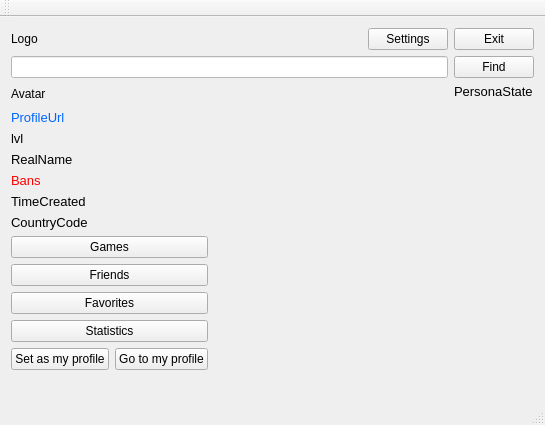
First picture: the form in AraSteamManager/mainwindow.ui, repository Arankir/AraSteamManager, before the edit.
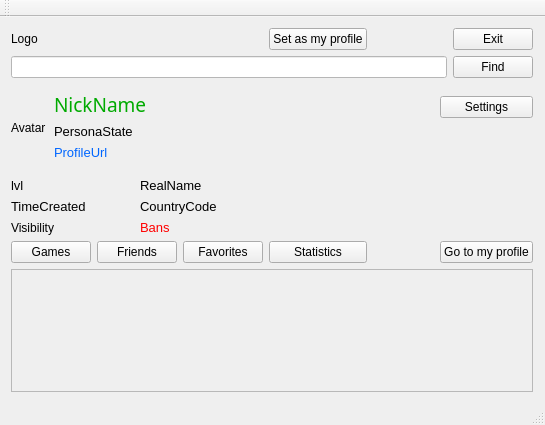
Second picture: the form after the edit.

```diff
--- a/AraSteamManager/mainwindow.ui
+++ b/AraSteamManager/mainwindow.ui
@@ -15,6 +15,141 @@
   </property>
   <widget class="QWidget" name="centralWidget">
    <layout class="QGridLayout" name="gridLayout">
+    <item row="9" column="0" colspan="3">
+     <widget class="QLabel" name="Labellvl">
+      <property name="font">
+       <font>
+        <pointsize>10</pointsize>
+       </font>
+      </property>
+      <property name="text">
+       <string>lvl</string>
+      </property>
+     </widget>
+    </item>
+    <item row="1" column="8">
+     <widget class="QPushButton" name="ButtonFindProfile">
+      <property name="enabled">
+       <bool>true</bool>
+      </property>
+      <property name="text">
+       <string>Find</string>
+      </property>
+     </widget>
+    </item>
+    <item row="11" column="0" colspan="3">
+     <widget class="QLabel" name="LabelProfileVisibility">
+      <property name="text">
+       <string>Visibility</string>
+      </property>
+     </widget>
+    </item>
+    <item row="5" column="1" colspan="8">
+     <widget class="QLabel" name="LabelPersonaState">
+      <property name="font">
+       <font>
+        <pointsize>10</pointsize>
+       </font>
+      </property>
+      <property name="text">
+       <string>PersonaState</string>
+      </property>
+      <property name="alignment">
+       <set>Qt::AlignLeading|Qt::AlignLeft|Qt::AlignTop</set>
+      </property>
+     </widget>
+    </item>
+    <item row="3" column="1" rowspan="2" colspan="5">
+     <widget class="QLabel" name="LabelNick">
+      <property name="font">
+       <font>
+        <family>Mongolian Baiti</family>
+        <pointsize>14</pointsize>
+       </font>
+      </property>
+      <property name="styleSheet">
+       <string notr="true">color:rgb(0, 170, 0)</string>
+      </property>
+      <property name="text">
+       <string>NickName</string>
+      </property>
+     </widget>
+    </item>
+    <item row="9" column="3" colspan="2">
+     <widget class="QLabel" name="LabelRealName">
+      <property name="font">
+       <font>
+        <pointsize>10</pointsize>
+       </font>
+      </property>
+      <property name="text">
+       <string>RealName</string>
+      </property>
+     </widget>
+    </item>
+    <item row="10" column="3" colspan="2">
+     <widget class="QLabel" name="LabelLocCountryCode">
+      <property name="font">
+       <font>
+        <pointsize>10</pointsize>
+       </font>
+      </property>
+      <property name="text">
+       <string>CountryCode</string>
+      </property>
+     </widget>
+    </item>
+    <item row="14" column="0" colspan="2">
+     <widget class="QPushButton" name="ButtonGames">
+      <property name="enabled">
+       <bool>true</bool>
+      </property>
+      <property name="text">
+       <string>Games</string>
+      </property>
+     </widget>
+    </item>
+    <item row="10" column="0" colspan="3">
+     <widget class="QLabel" name="LabelTimeCreated">
+      <property name="font">
+       <font>
+        <pointsize>10</pointsize>
+       </font>
+      </property>
+      <property name="text">
+       <string>TimeCreated</string>
+      </property>
+     </widget>
+    </item>
+    <item row="14" column="2" colspan="2">
+     <widget class="QPushButton" name="ButtonFriends">
+      <property name="text">
+       <string>Friends</string>
+      </property>
+     </widget>
+    </item>
+    <item row="11" column="3" colspan="6">
+     <widget class="QLabel" name="LabelBans">
+      <property name="font">
+       <font>
+        <pointsize>10</pointsize>
+       </font>
+      </property>
+      <property name="styleSheet">
+       <string notr="true">color: rgb(255, 0, 0);</string>
+      </property>
+      <property name="text">
+       <string>Bans</string>
+      </property>
+     </widget>
+    </item>
+    <item row="14" column="5">
+     <widget class="QPushButton" name="ButtonStatistics">
+      <property name="text">
+       <string>Statistics</string>
+      </property>
+     </widget>
+    </item>
     <item row="0" column="0">
      <widget class="QLabel" name="LabelLogo">
       <property name="text">
@@ -22,91 +157,80 @@
       </property>
      </widget>
     </item>
-    <item row="15" column="0">
+    <item row="25" column="9">
      <spacer name="verticalSpacer">
       <property name="orientation">
        <enum>Qt::Vertical</enum>
       </property>
       <property name="sizeHint" stdset="0">
        <size>
-        <width>20</width>
+        <width>1</width>
         <height>40</height>
        </size>
       </property>
      </spacer>
     </item>
-    <item row="11" column="0" colspan="2">
-     <widget class="QPushButton" name="ButtonFriends">
-      <property name="text">
-       <string>Friends</string>
-      </property>
-     </widget>
-    </item>
-    <item row="13" column="0" colspan="2">
-     <widget class="QPushButton" name="ButtonStatistics">
-      <property name="text">
-       <string>Statistics</string>
-      </property>
-     </widget>
-    </item>
-    <item row="0" column="5">
-     <widget class="QPushButton" name="ButtonExit">
-      <property name="text">
-       <string>Exit</string>
-      </property>
-     </widget>
-    </item>
-    <item row="5" column="0" colspan="4">
-     <widget class="QLabel" name="LabelRealName">
-      <property name="font">
-       <font>
-        <pointsize>10</pointsize>
-       </font>
-      </property>
-      <property name="text">
-       <string>RealName</string>
-      </property>
-     </widget>
-    </item>
-    <item row="1" column="5">
-     <widget class="QPushButton" name="ButtonFindProfile">
-      <property name="enabled">
-       <bool>true</bool>
-      </property>
-      <property name="text">
-       <string>Find</string>
-      </property>
-     </widget>
-    </item>
-    <item row="2" column="0" colspan="3">
+    <item row="2" column="0" rowspan="7">
      <widget class="QLabel" name="LabelAvatar">
       <property name="text">
        <string>Avatar</string>
       </property>
      </widget>
     </item>
-    <item row="14" column="0">
-     <widget class="QPushButton" name="ButtonSetProfile">
-      <property name="text">
-       <string>Set as my profile</string>
-      </property>
-     </widget>
-    </item>
-    <item row="12" column="0" colspan="2">
+    <item row="14" column="4">
      <widget class="QPushButton" name="ButtonFavorites">
       <property name="text">
        <string>Favorites</string>
       </property>
      </widget>
     </item>
-    <item row="0" column="4">
-     <widget class="QPushButton" name="ButtonSettings">
+    <item row="0" column="8">
+     <widget class="QPushButton" name="ButtonExit">
       <property name="text">
-       <string>Settings</string>
+       <string>Exit</string>
       </property>
      </widget>
     </item>
-    <item row="2" column="3" colspan="2">
+    <item row="6" column="1" colspan="8">
+     <widget class="QLabel" name="LabelProfileUrl">
+      <property name="font">
+       <font>
+        <pointsize>10</pointsize>
+       </font>
+      </property>
+      <property name="styleSheet">
+       <string notr="true">color: rgb(0, 102, 255);</string>
+      </property>
+      <property name="text">
+       <string>ProfileUrl</string>
+      </property>
+     </widget>
+    </item>
+    <item row="25" column="0" colspan="9">
+     <widget class="QScrollArea" name="ScrollAreaForm">
+      <property name="widgetResizable">
+       <bool>true</bool>
+      </property>
+      <widget class="QWidget" name="FormsWidget">
+       <property name="geometry">
+        <rect>
+         <x>0</x>
+         <y>0</y>
+         <width>518</width>
+         <height>115</height>
+        </rect>
+       </property>
+      </widget>
+     </widget>
+    </item>
+    <item row="0" column="5">
+     <widget class="QPushButton" name="ButtonSetProfile">
+      <property name="text">
+       <string>Set as my profile</string>
+      </property>
+     </widget>
+    </item>
+    <item row="4" column="6">
      <spacer name="horizontalSpacer">
       <property name="orientation">
        <enum>Qt::Horizontal</enum>
@@ -119,7 +243,21 @@
       </property>
      </spacer>
     </item>
-    <item row="1" column="0" colspan="5">
+    <item row="4" column="7" colspan="2">
+     <widget class="QPushButton" name="ButtonSettings">
+      <property name="text">
+       <string>Settings</string>
+      </property>
+     </widget>
+    </item>
+    <item row="14" column="7" colspan="2">
+     <widget class="QPushButton" name="ButtonGoToMyProfile">
+      <property name="text">
+       <string>Go to my profile</string>
+      </property>
+     </widget>
+    </item>
+    <item row="1" column="0" colspan="8">
      <widget class="QLineEdit" name="LineEditIdProfile">
       <property name="styleSheet">
        <string notr="true">background-color: rgb(255, 255, 255);
@@ -127,110 +265,6 @@
       </property>
      </widget>
     </item>
-    <item row="10" column="0" colspan="2">
-     <widget class="QPushButton" name="ButtonGames">
-      <property name="enabled">
-       <bool>true</bool>
-      </property>
-      <property name="text">
-       <string>Games</string>
-      </property>
-     </widget>
-    </item>
-    <item row="14" column="1">
-     <widget class="QPushButton" name="ButtonGoToMyProfile">
-      <property name="text">
-       <string>Go to my profile</string>
-      </property>
-     </widget>
-    </item>
-    <item row="6" column="0" colspan="3">
-     <widget class="QLabel" name="LabelBans">
-      <property name="font">
-       <font>
-        <pointsize>10</pointsize>
-       </font>
-      </property>
-      <property name="styleSheet">
-       <string notr="true">color: rgb(255, 0, 0);</string>
-      </property>
-      <property name="text">
-       <string>Bans</string>
-      </property>
-     </widget>
-    </item>
-    <item row="4" column="0" colspan="3">
-     <widget class="QLabel" name="Labellvl">
-      <property name="font">
-       <font>
-        <pointsize>10</pointsize>
-       </font>
-      </property>
-      <property name="text">
-       <string>lvl</string>
-      </property>
-     </widget>
-    </item>
-    <item row="8" column="0" colspan="3">
-     <widget class="QLabel" name="LabelLocCountryCode">
-      <property name="font">
-       <font>
-        <pointsize>10</pointsize>
-       </font>
-      </property>
-      <property name="text">
-       <string>CountryCode</string>
-      </property>
-     </widget>
-    </item>
-    <item row="7" column="0" colspan="3">
-     <widget class="QLabel" name="LabelTimeCreated">
-      <property name="font">
-       <font>
-        <pointsize>10</pointsize>
-       </font>
-      </property>
-      <property name="text">
-       <string>TimeCreated</string>
-      </property>
-     </widget>
-    </item>
-    <item row="3" column="0" colspan="5">
-     <widget class="QLabel" name="LabelProfileUrl">
-      <property name="font">
-       <font>
-        <pointsize>10</pointsize>
-       </font>
-      </property>
-      <property name="styleSheet">
-       <string notr="true">color: rgb(0, 102, 255);</string>
-      </property>
-      <property name="text">
-       <string>ProfileUrl</string>
-      </property>
-     </widget>
-    </item>
-    <item row="2" column="5" rowspan="7">
-     <widget class="QLabel" name="LabelPersonaState">
-      <property name="maximumSize">
-       <size>
-        <width>100</width>
-        <height>16777215</height>
-       </size>
-      </property>
-      <property name="font">
-       <font>
-        <pointsize>10</pointsize>
-       </font>
-      </property>
-      <property name="text">
-       <string>PersonaState</string>
-      </property>
-      <property name="alignment">
-       <set>Qt::AlignLeading|Qt::AlignLeft|Qt::AlignTop</set>
-      </property>
-     </widget>
-    </item>
    </layout>
   </widget>
   <widget class="QMenuBar" name="menuBar">
```
